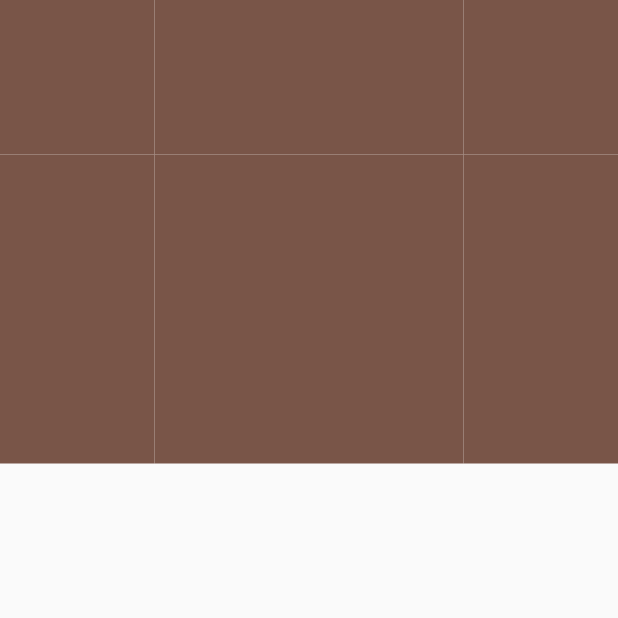
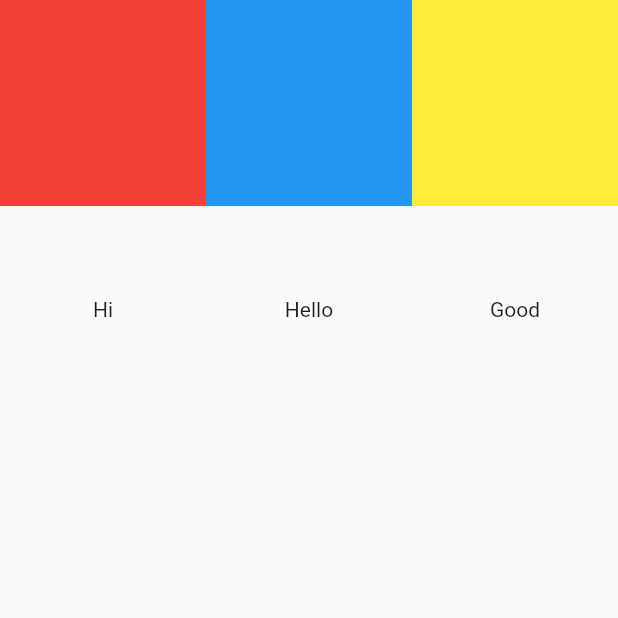
Before and after one commit to shravaninw/draggable, a Flutter app: the screen it shows after launch, on a phone screen of 412 x 824 dp, the top half of it. Run offline on Flutter 3.47's test engine with Material 2 defaults, Android fonts, the phone set to English and light mode, and no system bars.

Commit message:
text drop

```diff
--- a/lib/main.dart
+++ b/lib/main.dart
@@ -31,10 +31,15 @@ List colors() {
 }
 
 class _MyHomePageState extends State<MyHomePage> {
-  List c = colors();
+  List<dynamic> c = [
+    Colors.red,
+    Colors.blue,
+    Colors.yellow,
+  ];
+  List s = ['Hi', 'Hello', 'Good'];
   List list = [];
   var height = 350.0;
-
+  List st = [];
   @override
   Widget build(BuildContext context) {
     return Scaffold(
@@ -42,12 +47,12 @@ class _MyHomePageState extends State<MyHomePage> {
         Column(children: [
           GridView.count(
               shrinkWrap: true,
-              crossAxisCount: 4,
+              crossAxisCount: 3,
               children: List.generate(c.length, (index) {
                 return Draggable(
                   feedback: Container(
-                    height: 100,
-                    width: 100,
+                    height: 80,
+                    width: 80,
                     color: c[index],
                   ),
                   child: Container(
@@ -58,8 +63,22 @@ class _MyHomePageState extends State<MyHomePage> {
                   data: c[index],
                 );
               })),
+          GridView.count(
+              shrinkWrap: true,
+              crossAxisCount: 3,
+              children: List.generate(s.length, (index) {
+                return Container(
+                  height: 80,
+                  width: 80,
+                  child: Draggable(
+                    feedback: Center(child: Text(s[index])),
+                    child: Center(child: Text(s[index])),
+                    data: s[index],
+                  ),
+                );
+              })),
           SizedBox(
-            height: 40,
+            height: 20,
           ),
           DragTarget<Color>(
             builder: (BuildContext context, List<Object?> candidateData,
@@ -70,10 +89,27 @@ class _MyHomePageState extends State<MyHomePage> {
                     itemCount: list.length,
                     shrinkWrap: true,
                     itemBuilder: (context, index) {
-                      return Container(
-                        height: 50,
-                        width: MediaQuery.of(context).size.width,
-                        color: list[index],
+                      return DragTarget(
+                        builder: (BuildContext context,
+                            List<Object?> candidateData,
+                            List<dynamic> rejectedData) {
+                          return Container(
+                            height: 50,
+                            width: MediaQuery.of(context).size.width,
+                            color: list[index],
+                            child: Text(
+                              st[index],
+                              style: TextStyle(color: Colors.black),
+                            ),
+                          );
+                        },
+                        onAccept: (String data) {
+                          setState(() {
+                            st[index] = data;
+                            print(data);
+                            print(st);
+                          });
+                        },
                       );
                     }),
               );
@@ -83,6 +119,7 @@ class _MyHomePageState extends State<MyHomePage> {
                 list.add(data);
                 print('Drpped');
                 height += 50;
+                st.add('');
               });
             },
           )
```
